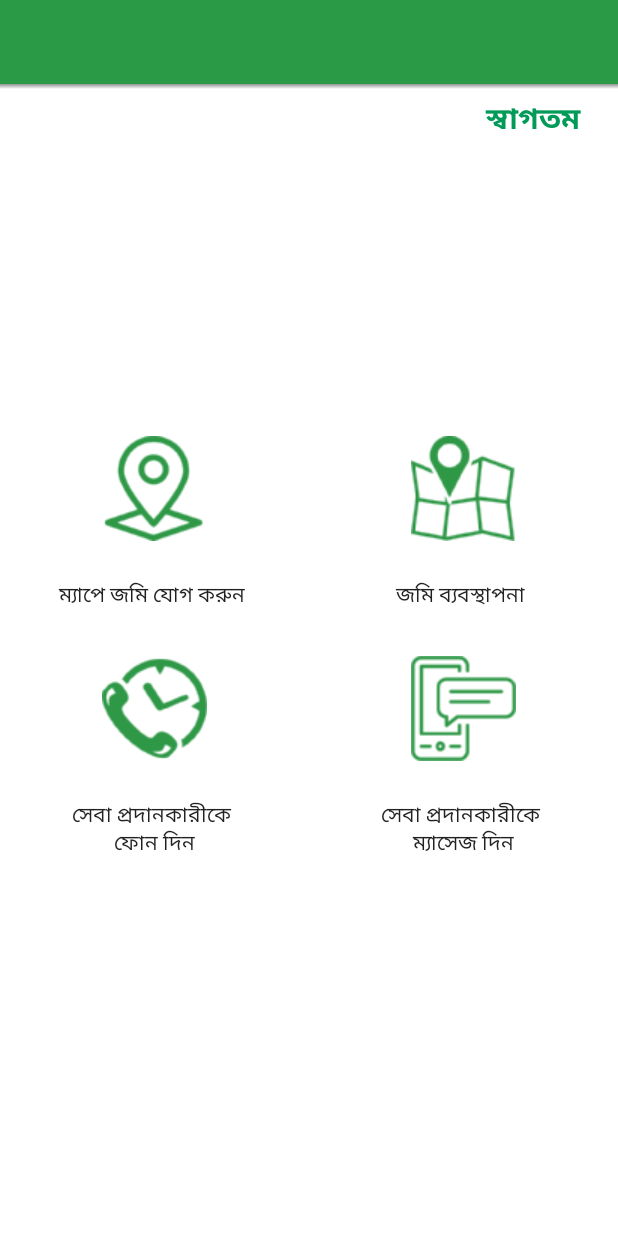
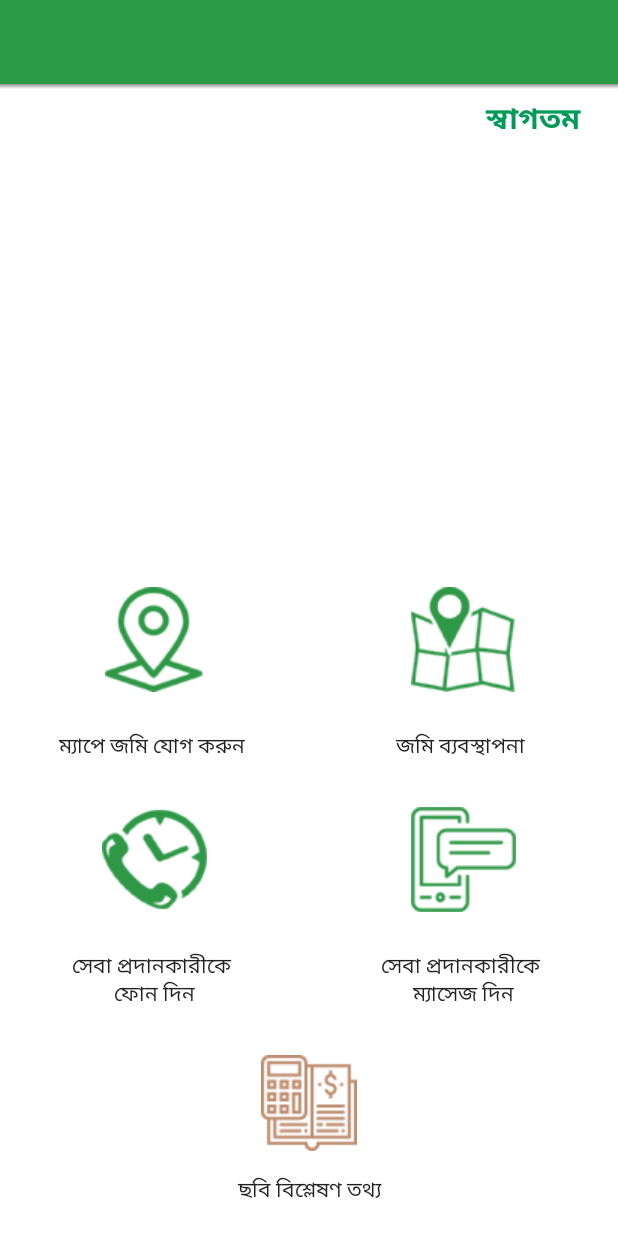
Before and after one commit to SyedMiraj/Pani, an Android app: the layout farmer_main_layout.xml on its own in the app's theme, with its tools: preview values and no code run, on a phone screen of 412 x 824 dp. Run offline under Robolectric (Android 15) with nearby library versions, the phone set to English and light mode, and no system bars.

Commit message:
Update gca value internal saving option

```diff
--- a/app/src/main/AndroidManifest.xml
+++ b/app/src/main/AndroidManifest.xml
@@ -96,7 +96,10 @@
             android:name=".ViewAlertMessage"
             android:parentActivityName=".FarmerFieldListActivity"
             android:screenOrientation="portrait" />
-
+        <activity
+            android:name=".ImageAnalysisInternalValue"
+            android:parentActivityName=".FarmerMainActivity"
+            android:screenOrientation="portrait" />
         <service
             android:name=".MyMessagingService">
             <intent-filter>
--- a/app/src/main/res/layout/farmer_main_layout.xml
+++ b/app/src/main/res/layout/farmer_main_layout.xml
@@ -98,8 +98,23 @@
           android:layout_height="wrap_content"/>
     </LinearLayout>
 
+    <!--<LinearLayout-->
+      <!--android:layout_width="wrap_content"-->
+      <!--android:layout_height="0dp"-->
+      <!--android:layout_weight="1"/>-->
     <LinearLayout
-      android:layout_width="wrap_content"
-      android:layout_height="0dp"
-      android:layout_weight="1"/>
+        android:layout_width="match_parent"
+        android:layout_height="wrap_content"
+        android:gravity="center"
+        android:layout_marginBottom="20dp">
+        <Button
+            android:id="@+id/internal_text"
+            android:layout_width="0dp"
+            android:layout_weight="1"
+            android:text="@string/image_analysis_value"
+            android:drawableTop="@drawable/ledger"
+            android:background="@android:color/transparent"
+            android:drawablePadding="15dp"
+            android:layout_height="wrap_content"/>
+    </LinearLayout>
 </LinearLayout>
--- a/app/src/main/res/values/strings.xml
+++ b/app/src/main/res/values/strings.xml
@@ -145,5 +145,6 @@
     <string name="camera_permission">ক্যামেরা ব্যবহারের জন্য অনুমতি প্রয়োজন</string>
     <string name="upload_image">" টি ছবি আপলোড হয়েছে"</string>
     <string name="failed_image">" ছবি আপলোড হয় নাই"</string>
+    <string name="image_analysis_value">ছবি বিশ্লেষণ তথ্য</string>
 
 </resources>
```
Also changed, not shown: app/src/main/java/miraj/biid/com/pani_200/FarmerMainActivity.java (+7 -1 lines), app/src/main/java/miraj/biid/com/pani_200/FieldDetailsInputActivity.java (+1 -7 lines), app/src/main/java/miraj/biid/com/pani_200/ImageAnalysisInternalValue.java (added, +80 -0 lines), app/src/main/java/miraj/biid/com/pani_200/ImageUploading.java (+15 -20 lines), app/src/main/res/layout/image_analysis_value.xml (added, +21 -0 lines), app/src/main/res/drawable/ledger.png (added), gradle/wrapper/gradle-wrapper.properties.
